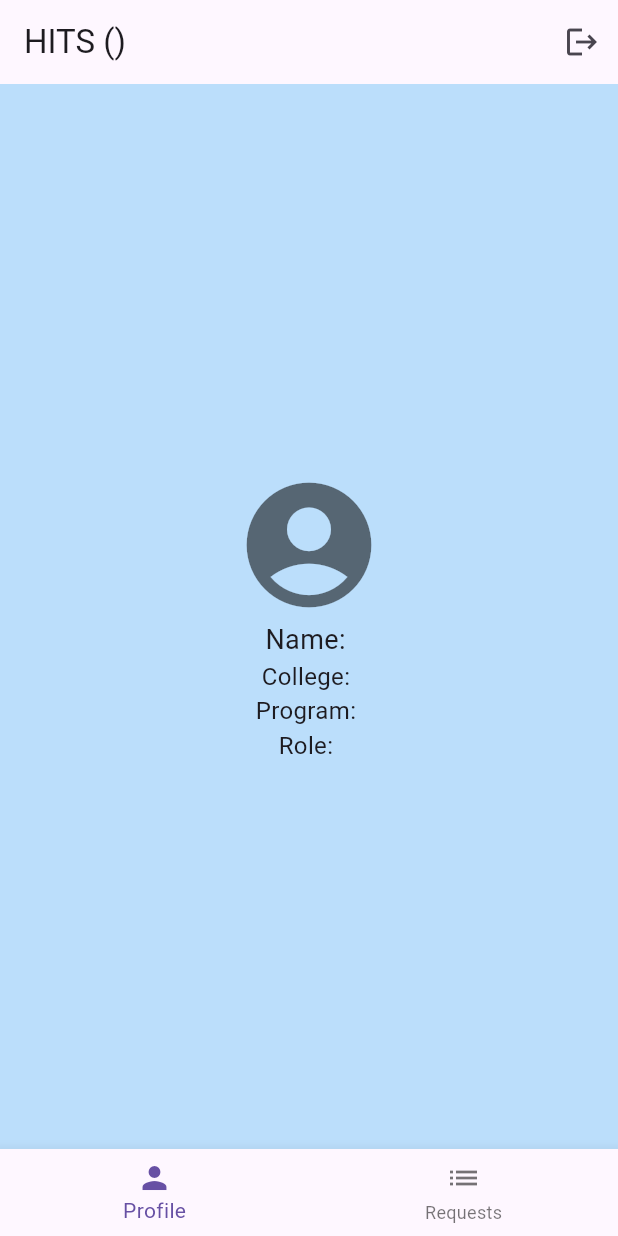
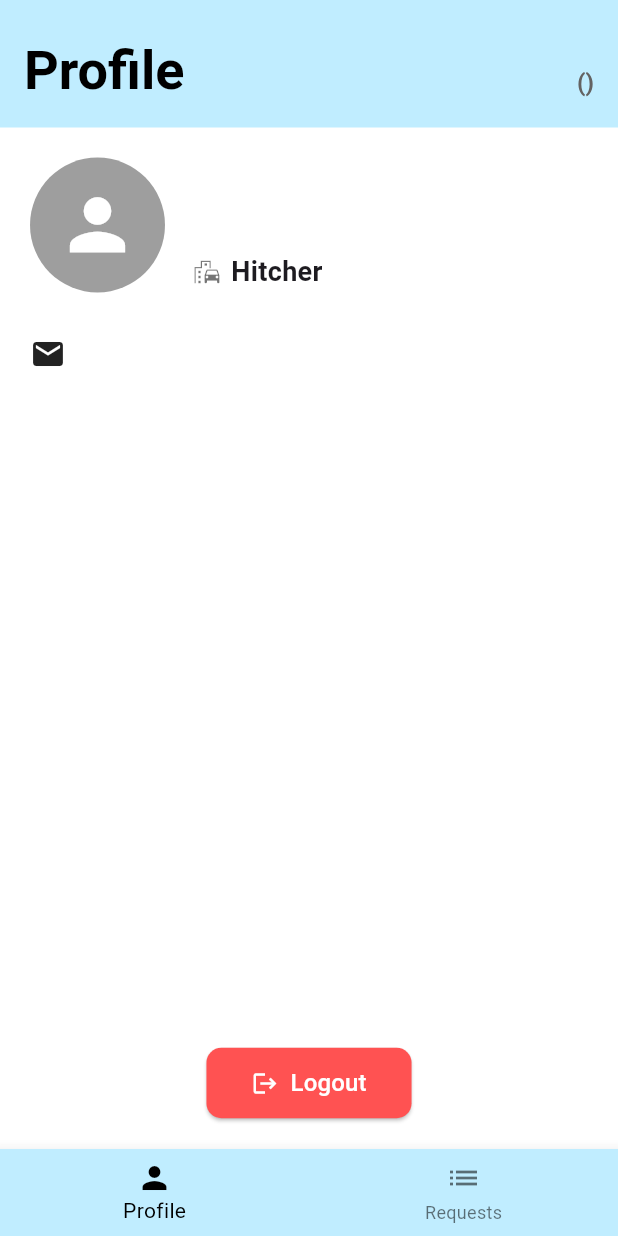
Before and after one commit to cybot555/mmcm_hits_repo, a Flutter app: the screen it shows once a user with an empty profile is signed in, on a phone screen of 412 x 824 dp. Run offline on Flutter 3.47's test engine with Material 3 defaults, Android fonts, the phone set to English and light mode, and no system bars; our stand-ins replace cloud_firestore, file_picker, firebase_auth, firebase_core; accounts and stored records are empty.

Commit message:
can now signin, see profile: that reads from firestore dataabase;  and rides navigation, can logout

```diff
--- a/lib/pages/home.dart
+++ b/lib/pages/home.dart
@@ -15,7 +15,6 @@ class _HomePageState extends State<HomePage> {
   String? _role;
   Map<String, dynamic>? _userData;
 
-  // sign user out
   void loginUserOut() {
     FirebaseAuth.instance.signOut();
   }
@@ -39,100 +38,242 @@ class _HomePageState extends State<HomePage> {
     }
   }
 
+  /// ---------------------------
+  /// AppBar Helpers
+  /// ---------------------------
+  String _getAppBarTitle() {
+    if (_selectedIndex == 0) return "Profile";
+    if (_selectedIndex == 1 && _role == "Passenger") return "Available Rides";
+    if (_selectedIndex == 1 && _role == "Driver") return "Ride Requests";
+    if (_selectedIndex == 2 && _role == "Driver") return "Create Ride";
+    return "";
+  }
+
+  String _getAppBarSubtitle() {
+    if (_selectedIndex == 0) return "";
+    if (_selectedIndex == 1 && _role == "Passenger") {
+      return "Find available rides going along your destination.";
+    }
+    if (_selectedIndex == 1 && _role == "Driver") {
+      return "See requests on posted shared ride!";
+    }
+    if (_selectedIndex == 2 && _role == "Driver") {
+      return "Post a ride for others to join.";
+    }
+    return "";
+  }
+
+  /// ---------------------------
+  /// Pages
+  /// ---------------------------
   List<Widget> _pages() {
     return [
-      // Profile Page
       _buildProfilePage(),
-
-      // Second Tab: depends on role
       if (_role == "Passenger")
         _buildPassengerRidesPage()
       else
         _buildDriverRequestsPage(),
-
-      // Third Tab: only for drivers
       if (_role == "Driver") _buildCreateRidePage(),
     ];
   }
 
+  /// Profile Page
   Widget _buildProfilePage() {
     if (_userData == null) {
       return const Center(child: CircularProgressIndicator());
     }
 
-    return Container(
-      color: _role == "Driver" ? Colors.green[100] : Colors.blue[100],
-      child: Center(
+    final isDriver = _role == "Driver";
+
+    return Padding(
+      padding: const EdgeInsets.all(20.0),
       child: Column(
-          mainAxisAlignment: MainAxisAlignment.center,
+        crossAxisAlignment: CrossAxisAlignment.start,
         children: [
-            const Icon(Icons.account_circle, size: 100, color: Colors.black54),
+          // Avatar + Info
+          Row(
+            crossAxisAlignment: CrossAxisAlignment.start,
+            children: [
+              const CircleAvatar(
+                radius: 45,
+                backgroundColor: Colors.grey,
+                child: Icon(Icons.person, size: 55, color: Colors.white),
+              ),
+              const SizedBox(width: 18),
+              Expanded(
+                child: Column(
+                  crossAxisAlignment: CrossAxisAlignment.start,
+                  children: [
                     Text(
-              "Name: ${_userData!['email']}",
+                      _userData!['college'] ?? "",
+                      style: const TextStyle(
+                        fontSize: 20,
+                        fontWeight: FontWeight.bold,
+                      ),
+                    ),
+                    Text(
+                      _userData!['program'] ?? "",
                       style: const TextStyle(fontSize: 18),
                     ),
+                    const SizedBox(height: 8),
+                    Row(
+                      children: [
+                        const Icon(
+                          Icons.emoji_transportation,
+                          size: 20,
+                          color: Colors.black54,
+                        ),
+                        const SizedBox(width: 6),
                         Text(
-              "College: ${_userData!['college']}",
-              style: const TextStyle(fontSize: 16),
+                          isDriver ? "Driver" : "Hitcher",
+                          style: const TextStyle(
+                            fontSize: 18,
+                            fontWeight: FontWeight.w600,
                           ),
-            Text(
-              "Program: ${_userData!['program']}",
-              style: const TextStyle(fontSize: 16),
                         ),
-            Text("Role: $_role", style: const TextStyle(fontSize: 16)),
                       ],
                     ),
+                  ],
+                ),
+              ),
+            ],
+          ),
+
+          const SizedBox(height: 28),
+
+          // Email row
+          Row(
+            children: [
+              const Icon(Icons.email, size: 24),
+              const SizedBox(width: 10),
+              Text(
+                _userData!['email'] ?? "",
+                style: const TextStyle(fontSize: 18),
+              ),
+            ],
+          ),
+
+          const Spacer(),
+
+          // Logout button
+          Center(
+            child: ElevatedButton.icon(
+              onPressed: loginUserOut,
+              style: ElevatedButton.styleFrom(
+                backgroundColor: Colors.redAccent,
+                padding: const EdgeInsets.symmetric(
+                  horizontal: 30,
+                  vertical: 12,
+                ),
+                shape: RoundedRectangleBorder(
+                  borderRadius: BorderRadius.circular(10),
+                ),
+              ),
+              icon: const Icon(Icons.logout, color: Colors.white),
+              label: const Text(
+                "Logout",
+                style: TextStyle(fontSize: 16, color: Colors.white),
+              ),
+            ),
+          ),
+        ],
       ),
     );
   }
 
+  /// Passenger Rides Page
   Widget _buildPassengerRidesPage() {
-    return Container(
-      color: Colors.blue[50],
-      child: const Center(
-        child: Text(
-          "Available Rides UI here 🚘",
-          style: TextStyle(fontSize: 20),
-        ),
-      ),
+    return const Center(
+      child: Text("Available Rides UI here 🚘", style: TextStyle(fontSize: 20)),
     );
   }
 
+  /// Driver Requests Page
   Widget _buildDriverRequestsPage() {
-    return Container(
-      color: Colors.green[50],
-      child: const Center(
+    return const Center(
       child: Text("Ride Requests UI here 📝", style: TextStyle(fontSize: 20)),
-      ),
     );
   }
 
+  /// Create Ride Page (Driver only)
   Widget _buildCreateRidePage() {
-    return Container(
-      color: Colors.green[50],
-      child: const Center(
+    return const Center(
       child: Text("Create Ride UI here ➕", style: TextStyle(fontSize: 20)),
-      ),
     );
   }
 
+  /// ---------------------------
+  /// Build
+  /// ---------------------------
   @override
   Widget build(BuildContext context) {
-    if (_role == null) {
+    if (_role == null || _userData == null) {
       return const Scaffold(body: Center(child: CircularProgressIndicator()));
     }
 
+    final isDriver = _role == "Driver";
+    final themeColor = isDriver
+        ? const Color.fromARGB(255, 195, 255, 198) // pastel green
+        : const Color.fromARGB(255, 192, 237, 255); // pastel blue
     final pages = _pages();
 
     return Scaffold(
+      backgroundColor: Colors.white,
       appBar: AppBar(
-        title: Text("HITS ($_role)"),
-        actions: [
-          IconButton(onPressed: loginUserOut, icon: const Icon(Icons.logout)),
+        backgroundColor: themeColor,
+        elevation: 0,
+        toolbarHeight: 85, // uniform AppBar height
+        title: Padding(
+          padding: const EdgeInsets.only(top: 10), // ✅ bring down a bit
+          child: Row(
+            mainAxisAlignment: MainAxisAlignment.spaceBetween,
+            crossAxisAlignment: CrossAxisAlignment.end, // ✅ align bottom
+            children: [
+              // Left side: Title + Subtitle
+              Column(
+                crossAxisAlignment: CrossAxisAlignment.start,
+                mainAxisAlignment: MainAxisAlignment.end,
+                children: [
+                  Text(
+                    _getAppBarTitle(),
+                    style: TextStyle(
+                      fontSize: _selectedIndex == 0 ? 36 : 26,
+                      fontWeight: FontWeight.bold,
+                      color: Colors.black,
+                    ),
+                  ),
+                  if (_getAppBarSubtitle().isNotEmpty)
+                    Text(
+                      _getAppBarSubtitle(),
+                      style: const TextStyle(
+                        fontSize: 14,
+                        fontWeight: FontWeight.w400,
+                        color: Colors.black87,
+                      ),
+                    ),
                 ],
+              ),
+              // Right side: Role label
+              Padding(
+                padding: const EdgeInsets.only(bottom: 6), // ✅ lower Hitcher
+                child: Text(
+                  "(${_role == "Passenger" ? "Hitcher" : _role})",
+                  style: const TextStyle(
+                    fontWeight: FontWeight.bold,
+                    fontSize: 16,
+                    color: Color.fromARGB(255, 99, 98, 98),
+                  ),
+                ),
+              ),
+            ],
+          ),
+        ),
       ),
       body: pages[_selectedIndex],
       bottomNavigationBar: BottomNavigationBar(
+        backgroundColor: themeColor,
+        selectedItemColor: Colors.black,
+        unselectedItemColor: Colors.black54,
         currentIndex: _selectedIndex,
         onTap: (index) {
           setState(() {
```
Lines whose indentation alone changed are shown as unchanged.
